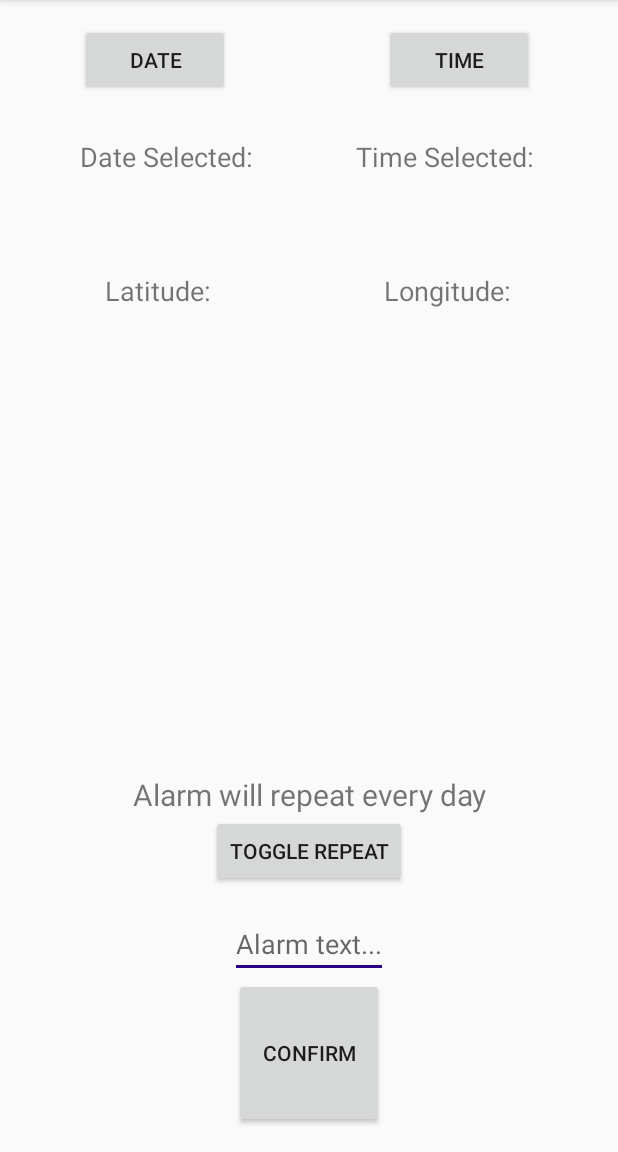
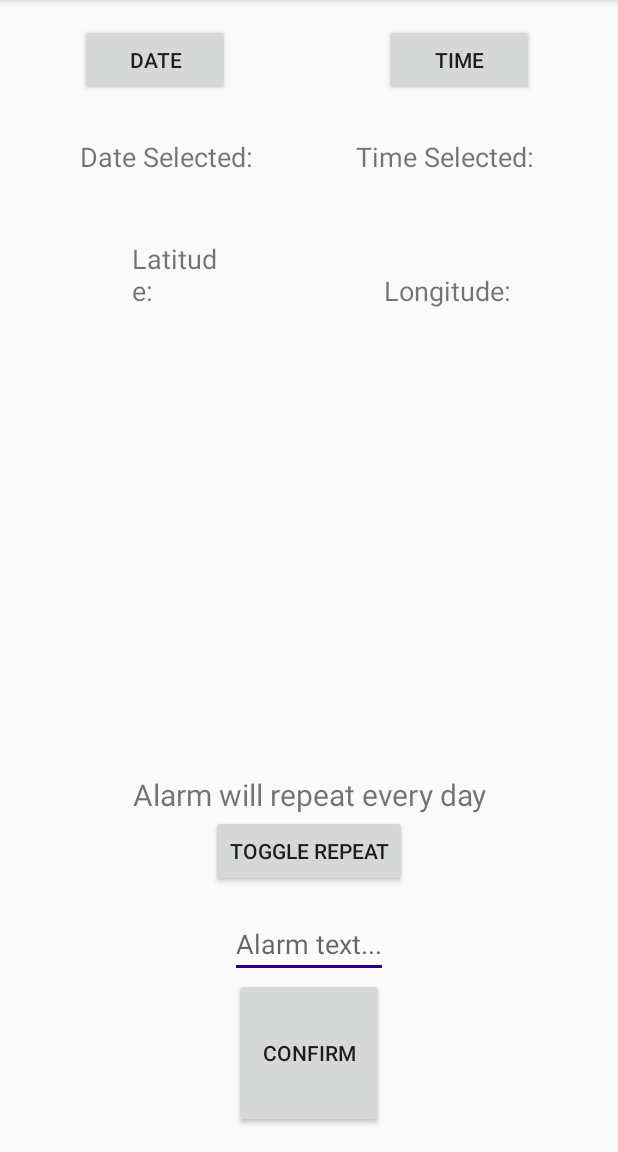
Before and after one commit to jamesbra/IT226AlarmProject, an Android app: the SpecificAlarm screen opened directly, with no data from a screen before it, after a tap on "TOGGLE REPEAT", on a phone screen of 412 x 824 dp, the part 84-1236 px from its top. Run offline under Robolectric (Android 15) with nearby library versions, the phone set to English and light mode, and no system bars.

Commit message:
Layout fixes

```diff
--- a/app/src/main/res/layout/activity_specific_alarm.xml
+++ b/app/src/main/res/layout/activity_specific_alarm.xml
@@ -76,14 +76,17 @@
               android:layout_below="@+id/time_selected" android:layout_alignStart="@+id/pick_time_button"/>
     <TextView android:layout_width="wrap_content" android:layout_height="wrap_content" android:text="Latitude:"
               android:id="@+id/textView4" android:textSize="18dp"
-              android:layout_alignBaseline="@+id/textView2" android:layout_alignBottom="@+id/textView2"
-              android:layout_toStartOf="@+id/repeat_button"/>
+              android:layout_alignEnd="@+id/pick_date_button" android:layout_alignBottom="@+id/textView2"
+              android:layout_alignStart="@+id/repeat_text"/>
     <TextView
             android:layout_width="100dp"
             android:layout_height="25dp"
             android:id="@+id/user_latitude"
-            android:layout_below="@+id/textView4" android:layout_toStartOf="@+id/confirm_button"
-            android:layout_marginTop="22dp"/>
+            android:layout_marginLeft="0dp"
+            android:layout_below="@+id/textView4" android:layout_alignStart="@+id/textView4"
+            android:layout_marginTop="15dp" android:layout_toStartOf="@+id/repeat_button"
+            android:layout_alignEnd="@+id/textView4"/>
     <TextView android:layout_width="100dp" android:layout_height="25dp" android:id="@+id/user_longitude"
-              android:layout_alignTop="@+id/user_latitude" android:layout_alignStart="@+id/textView2"/>
+              android:layout_alignTop="@+id/user_latitude" android:layout_alignStart="@+id/textView2"
+              android:layout_alignEnd="@+id/textView2"/>
 </RelativeLayout>
```
